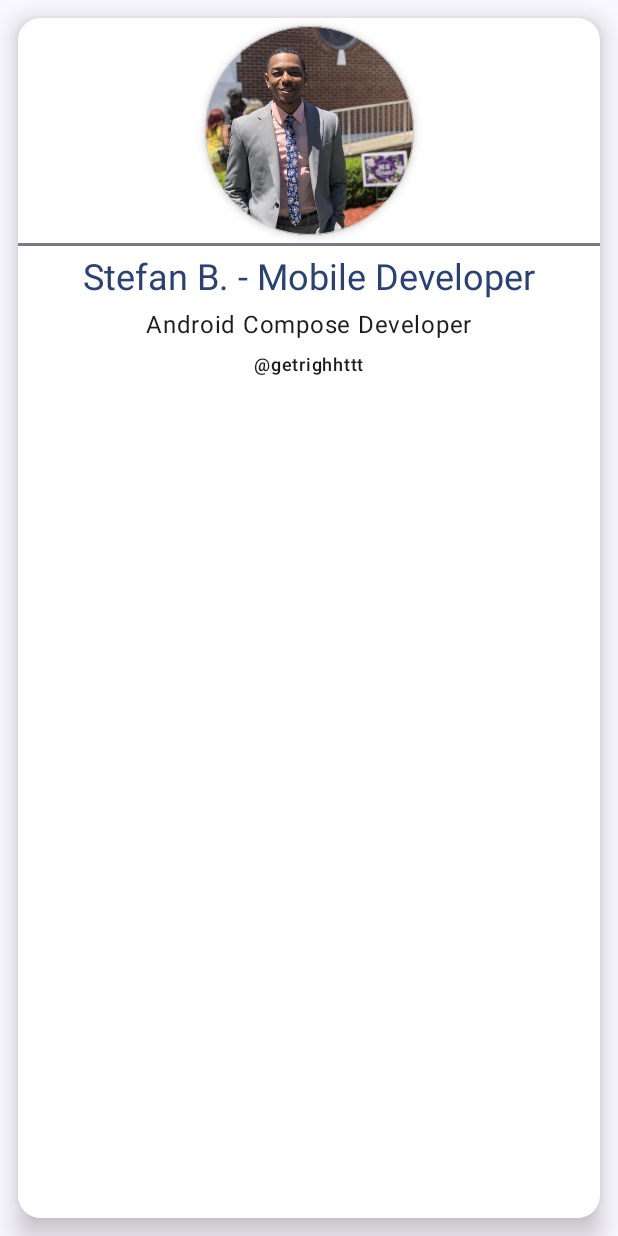
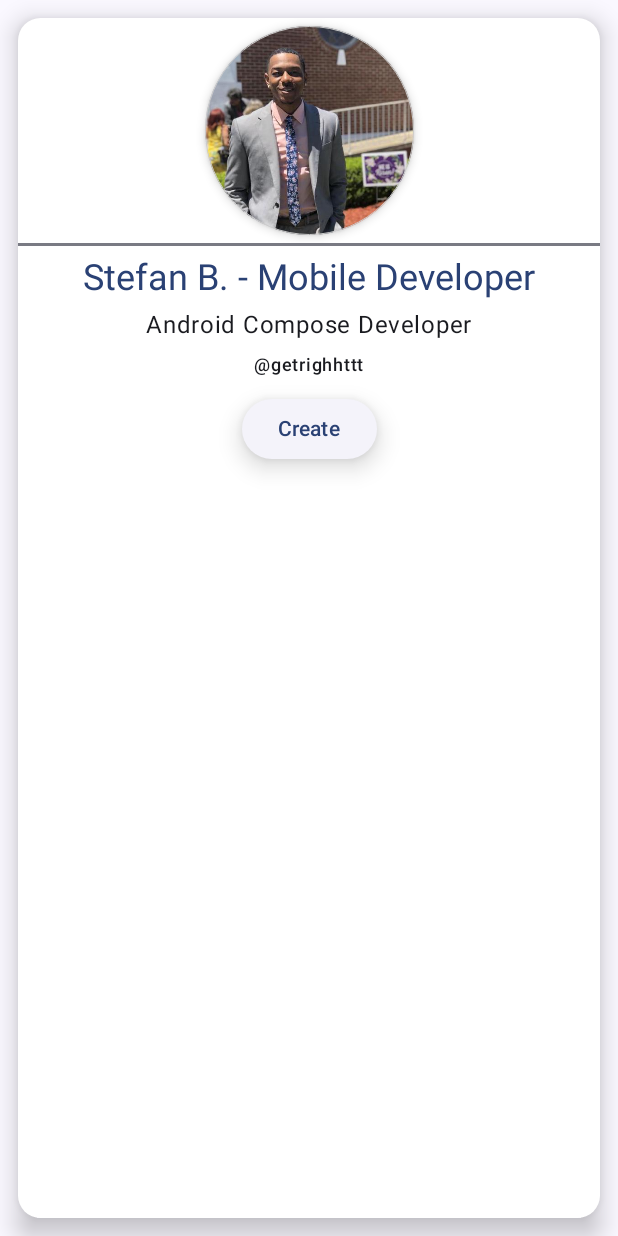
Before and after one commit to GetRighhttt/BizCardCompose, an Android app built with Jetpack Compose: the screen it shows after launch (MainActivity), on a phone screen of 412 x 824 dp. Run offline under Robolectric (Android 15) with nearby library versions, the phone set to English and light mode, and no system bars.

Commit message:
button created.

```diff
--- a/app/src/main/java/com/example/bizcardapp/MainActivity.kt
+++ b/app/src/main/java/com/example/bizcardapp/MainActivity.kt
@@ -3,6 +3,7 @@ package com.example.bizcardapp
 import android.graphics.drawable.Drawable
 import android.graphics.drawable.shapes.Shape
 import android.os.Bundle
+import android.util.Log
 import androidx.activity.ComponentActivity
 import androidx.activity.compose.setContent
 import androidx.compose.foundation.BorderStroke
@@ -19,10 +20,13 @@ import androidx.compose.foundation.layout.width
 import androidx.compose.foundation.shape.CircleShape
 import androidx.compose.foundation.shape.CornerSize
 import androidx.compose.foundation.shape.RoundedCornerShape
+import androidx.compose.material3.ButtonDefaults
+import androidx.compose.material3.ButtonElevation
 import androidx.compose.material3.Card
 import androidx.compose.material3.CardDefaults
 import androidx.compose.material3.CardElevation
 import androidx.compose.material3.Divider
+import androidx.compose.material3.ElevatedButton
 import androidx.compose.material3.ElevatedCard
 import androidx.compose.material3.MaterialTheme
 import androidx.compose.material3.Shapes
@@ -81,7 +85,25 @@ fun CreateBizCard() {
                 CreateImageProfile()
                 Divider(thickness = 2.dp)
                 CreateInfo()
+                CreateButton()
             }
+        }
+    }
+}
+
+@Composable
+private fun CreateButton() {
+    Column(
+        modifier = Modifier.size(200.dp),
+        horizontalAlignment = Alignment.CenterHorizontally
+    ) {
+        ElevatedButton(
+            onClick = { Log.d("Button-Click", "Button clicked!") },
+            modifier = Modifier
+                .padding(3.dp),
+            elevation = ButtonDefaults.buttonElevation(defaultElevation = 10.dp)
+        ) {
+            Text(text = "Create", style = MaterialTheme.typography.labelLarge)
         }
     }
 }
```
